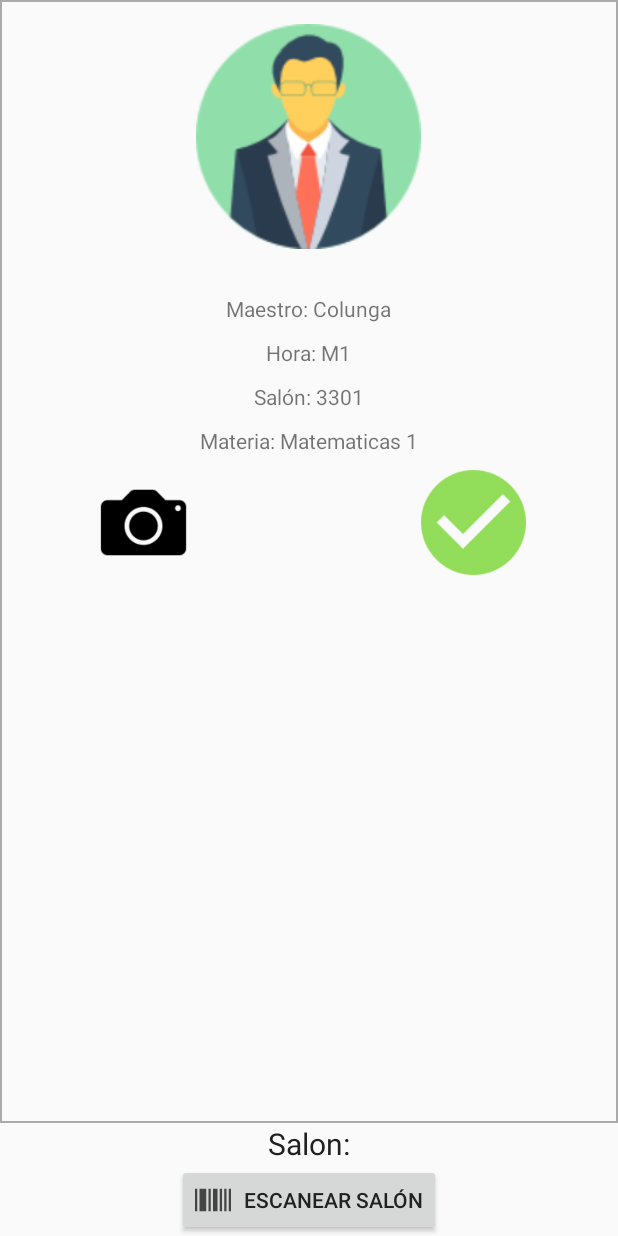
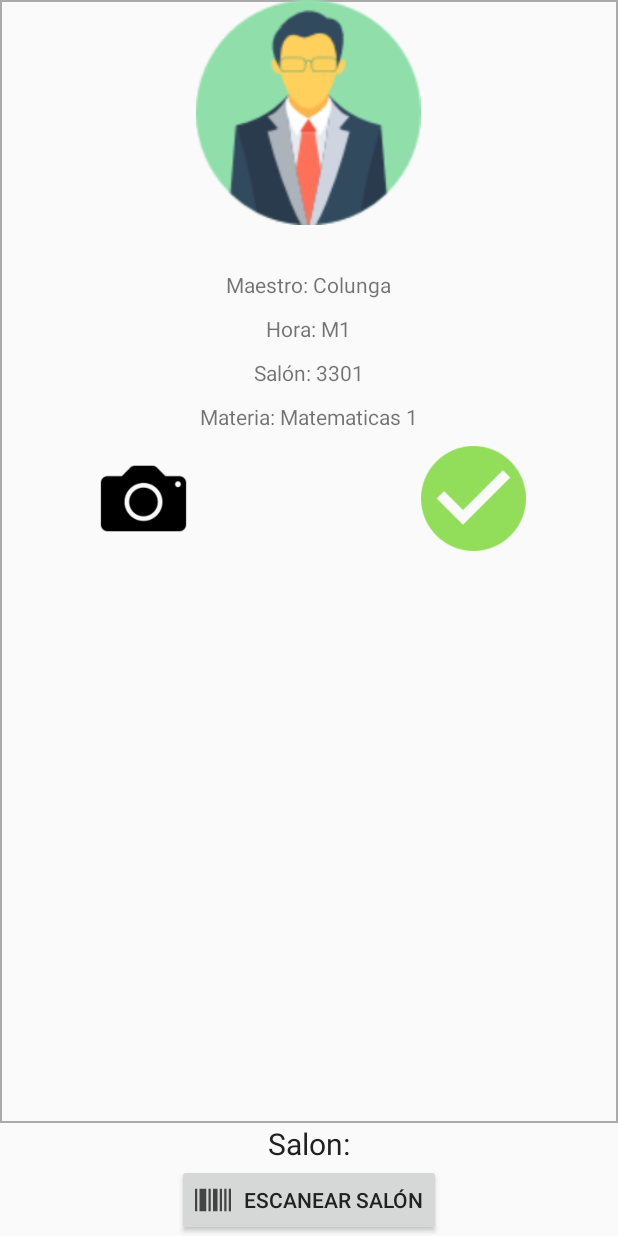
Before and after one commit to enriquesardz/FSW-Huella, an Android app: the layout fragment_codigo_barras.xml on its own in the app's theme, with its tools: preview values and no code run, on a phone screen of 412 x 824 dp. Run offline under Robolectric (Android 15) with nearby library versions, the phone set to English and light mode, and no system bars.

Commit message:
Fix layout display errors

```diff
--- a/app/src/main/java/com/fime/fsw/huella/huella/fragments/CodigoBarrasFragment.java
+++ b/app/src/main/java/com/fime/fsw/huella/huella/fragments/CodigoBarrasFragment.java
@@ -34,6 +34,7 @@ public class CodigoBarrasFragment extends Fragment {
     private Button escanerButton;
     private TextView horaFimeTextview;
     private TextView salonFimeTextview;
+    private View infoContainer;
 
     private Bundle mBundle;
 
@@ -58,6 +59,9 @@ public class CodigoBarrasFragment extends Fragment {
 
         mContext = getContext();
 
+        infoContainer = (View)view.findViewById(R.id.informacion_container);
+        infoContainer.setVisibility(View.INVISIBLE);
+
         horaFimeTextview = (TextView)view.findViewById(R.id.hora_fime_textview);
         salonFimeTextview = (TextView)view.findViewById(R.id.salon_fime_textview);
 
@@ -68,6 +72,7 @@ public class CodigoBarrasFragment extends Fragment {
             horaFimeTextview.setText("Hora: " + horaFime);
             String salonFime = mBundle.getString(RecorridoMainActivity.KEY_SALON_FIME);
             salonFimeTextview.setText("Salon: " + salonFime);
+            infoContainer.setVisibility(View.VISIBLE);
         }
 
         btnCapturar =(ImageButton) view.findViewById(R.id.capturar_button);
--- a/app/src/main/res/drawable/bordes_views.xml
+++ b/app/src/main/res/drawable/bordes_views.xml
@@ -1,4 +1,8 @@
 <?xml version="1.0" encoding="utf-8"?>
-<shape xmlns:android="http://schemas.android.com/apk/res/android" android:shape="rectangle">
-    <stroke android:width="1dp" android:color="@android:color/darker_gray"/>
+<shape xmlns:android="http://schemas.android.com/apk/res/android"
+    android:shape="rectangle">
+    <stroke
+        android:width="1dp"
+        android:color="@android:color/darker_gray" />
+    <solid android:color="@android:color/transparent" />
 </shape>
--- a/app/src/main/res/layout/fragment_codigo_barras.xml
+++ b/app/src/main/res/layout/fragment_codigo_barras.xml
@@ -19,9 +19,7 @@
             <LinearLayout
                 android:layout_width="match_parent"
                 android:layout_height="match_parent"
-                android:orientation="vertical"
-                android:padding="16dp"
-                tools:context="com.ssfsw.pantallahoras.MaestroActivity">
+                android:orientation="vertical">
 
 
                 <LinearLayout
```
Also changed, not shown: app/src/main/AndroidManifest.xml (+2 -7 lines), app/src/main/java/com/fime/fsw/huella/huella/fragments/RecorridoActualFragment.java (+4 -13 lines).
